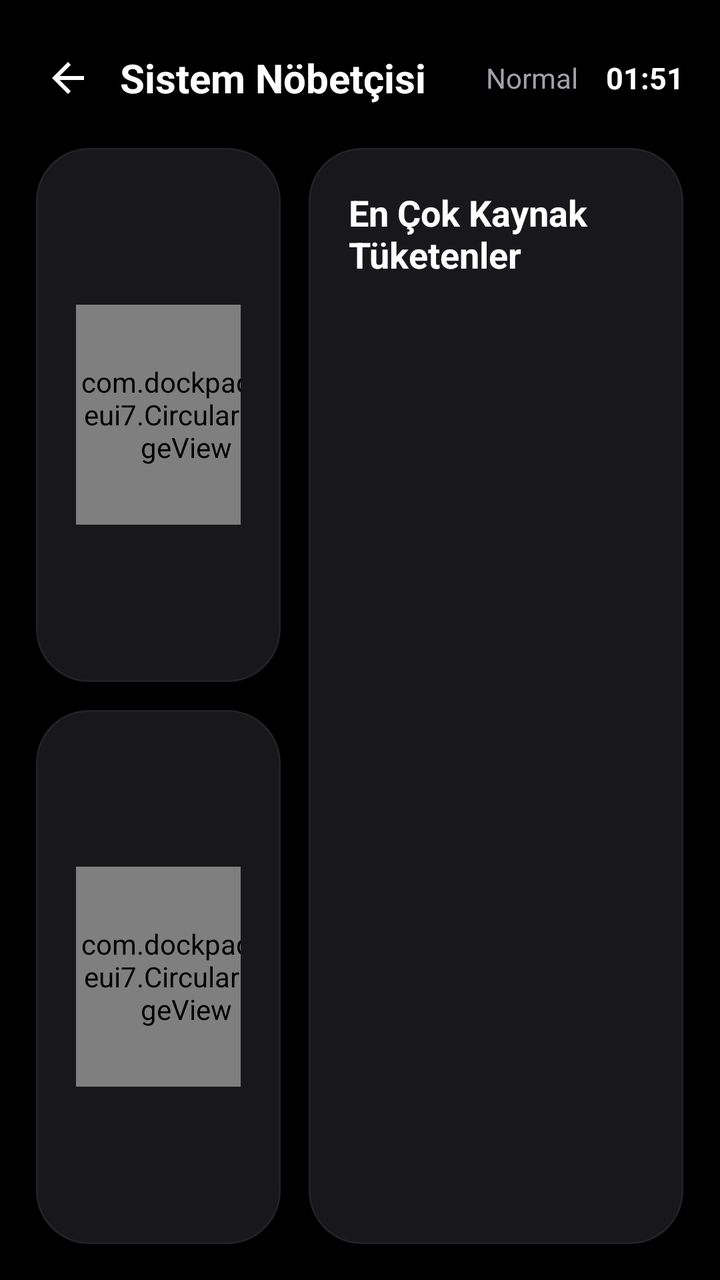
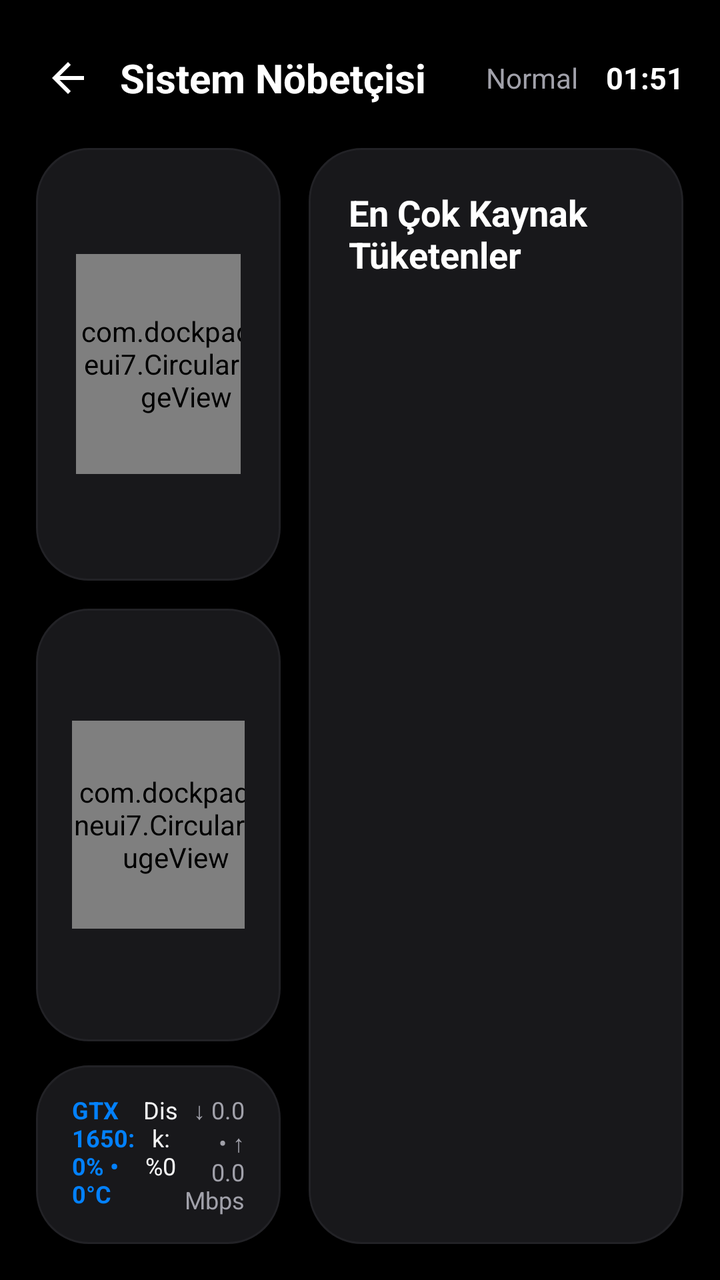

The first picture is an Android layout as it rendered before a commit; the second is the same layout after the commit. The layout source and the unified diff follow.
<!-- AndroidManifest.xml: application theme Theme.DockPad.OneUI7 -->
<!-- res/layout/screen_system_monitor.xml -->
<?xml version="1.0" encoding="utf-8"?>
<LinearLayout xmlns:android="http://schemas.android.com/apk/res/android"
    android:layout_width="match_parent"
    android:layout_height="match_parent"
    android:background="@color/bg_black"
    android:orientation="vertical"
    android:padding="18dp">

    
    <LinearLayout
        android:layout_width="match_parent"
        android:layout_height="42dp"
        android:gravity="center_vertical"
        android:orientation="horizontal">

        <ImageView
            android:id="@+id/btnSysMonBack"
            android:layout_width="32dp"
            android:layout_height="32dp"
            android:layout_marginEnd="10dp"
            android:padding="4dp"
            android:src="@drawable/ic_back" />

        <TextView
            android:layout_width="0dp"
            android:layout_height="wrap_content"
            android:layout_weight="1"
            android:text="@string/system_monitor_title"
            android:textColor="@color/text_primary"
            android:textSize="20sp"
            android:textStyle="bold" />

        <LinearLayout
            android:id="@+id/pillSysRamWarning"
            android:layout_width="wrap_content"
            android:layout_height="30dp"
            android:layout_marginEnd="12dp"
            android:background="@drawable/bg_pill_red_soft"
            android:gravity="center_vertical"
            android:orientation="horizontal"
            android:paddingHorizontal="12dp"
            android:visibility="gone">

            <ImageView
                android:layout_width="14dp"
                android:layout_height="14dp"
                android:layout_marginEnd="6dp"
                android:src="@drawable/ic_warning" />

            <TextView
                android:id="@+id/tvSysRamWarning"
                android:layout_width="wrap_content"
                android:layout_height="wrap_content"
                android:text="RAM %89"
                android:textColor="@color/alert_red"
                android:textSize="12sp"
                android:textStyle="bold" />
        </LinearLayout>

        <TextView
            android:id="@+id/tvSysStatusLabel"
            android:layout_width="wrap_content"
            android:layout_height="wrap_content"
            android:layout_marginEnd="14dp"
            android:text="Normal"
            android:textColor="@color/text_secondary"
            android:textSize="14sp" />

        <TextView
            android:id="@+id/tvSysClock"
            android:layout_width="wrap_content"
            android:layout_height="wrap_content"
            android:text="01:51"
            android:textColor="@color/text_primary"
            android:textSize="15sp"
            android:textStyle="bold" />
    </LinearLayout>

    
    <LinearLayout
        android:layout_width="match_parent"
        android:layout_height="0dp"
        android:layout_marginTop="14dp"
        android:layout_weight="1"
        android:orientation="horizontal">

        
        <LinearLayout
            android:layout_width="0dp"
            android:layout_height="match_parent"
            android:layout_marginEnd="14dp"
            android:layout_weight="0.85"
            android:orientation="vertical">

            
            <LinearLayout
                android:layout_width="match_parent"
                android:layout_height="0dp"
                android:layout_marginBottom="14dp"
                android:layout_weight="1"
                android:background="@drawable/bg_card_primary"
                android:gravity="center_vertical"
                android:orientation="horizontal"
                android:padding="20dp">

                <com.dockpad.oneui7.CircularGaugeView
                    android:id="@+id/gaugeCpu"
                    android:layout_width="110dp"
                    android:layout_height="110dp"
                    android:layout_marginEnd="20dp" />

                <LinearLayout
                    android:layout_width="0dp"
                    android:layout_height="wrap_content"
                    android:layout_weight="1"
                    android:orientation="vertical">

                    <TextView
                        android:id="@+id/tvSysCpuBig"
                        android:layout_width="wrap_content"
                        android:layout_height="wrap_content"
                        android:text="42%"
                        android:textColor="@color/text_primary"
                        android:textSize="32sp"
                        android:textStyle="bold" />

                    <TextView
                        android:layout_width="wrap_content"
                        android:layout_height="wrap_content"
                        android:text="CPU Kullanım"
                        android:textColor="@color/text_secondary"
                        android:textSize="14sp" />

                    <TextView
                        android:id="@+id/tvSysCpuSub"
                        android:layout_width="wrap_content"
                        android:layout_height="wrap_content"
                        android:layout_marginTop="6dp"
                        android:text="2.6 GHz • 6 Çekirdek"
                        android:textColor="@color/text_muted"
                        android:textSize="12sp" />
                </LinearLayout>
            </LinearLayout>

            
            <LinearLayout
                android:layout_width="match_parent"
                android:layout_height="0dp"
                android:layout_weight="1"
                android:background="@drawable/bg_card_primary"
                android:gravity="center_vertical"
                android:orientation="horizontal"
                android:padding="20dp">

                <com.dockpad.oneui7.CircularGaugeView
                    android:id="@+id/gaugeRam"
                    android:layout_width="110dp"
                    android:layout_height="110dp"
                    android:layout_marginEnd="20dp" />

                <LinearLayout
                    android:layout_width="0dp"
                    android:layout_height="wrap_content"
                    android:layout_weight="1"
                    android:orientation="vertical">

                    <TextView
                        android:id="@+id/tvSysRamBig"
                        android:layout_width="wrap_content"
                        android:layout_height="wrap_content"
                        android:text="54%"
                        android:textColor="@color/text_primary"
                        android:textSize="32sp"
                        android:textStyle="bold" />

                    <TextView
                        android:id="@+id/tvSysRamUsedTotal"
                        android:layout_width="wrap_content"
                        android:layout_height="wrap_content"
                        android:text="13.0 / 24.0 GB"
                        android:textColor="@color/text_primary_soft"
                        android:textSize="14sp" />

                    <TextView
                        android:id="@+id/tvSysRamAvail"
                        android:layout_width="wrap_content"
                        android:layout_height="wrap_content"
                        android:layout_marginTop="4dp"
                        android:text="Kullanılabilir: 11.0 GB"
                        android:textColor="@color/text_muted"
                        android:textSize="12sp" />
                </LinearLayout>
            </LinearLayout>
        </LinearLayout>

        
        <LinearLayout
            android:layout_width="0dp"
            android:layout_height="match_parent"
            android:layout_weight="1.3"
            android:background="@drawable/bg_card_primary"
            android:orientation="vertical"
            android:padding="20dp">

            <TextView
                android:layout_width="wrap_content"
                android:layout_height="wrap_content"
                android:layout_marginBottom="12dp"
                android:text="@string/top_consumers"
                android:textColor="@color/text_primary"
                android:textSize="18sp"
                android:textStyle="bold" />

            <androidx.recyclerview.widget.RecyclerView
                android:id="@+id/rvTopProcesses"
                android:layout_width="match_parent"
                android:layout_height="0dp"
                android:layout_weight="1" />
        </LinearLayout>
    </LinearLayout>
</LinearLayout>
<!-- resources referenced by this layout -->
<resources>
  <color name="alert_red">#FF453A</color>
  <color name="bg_black">#000000</color>
  <color name="text_muted">#71717A</color>
  <color name="text_primary">#FFFFFF</color>
  <color name="text_primary_soft">#F4F4F5</color>
  <color name="text_secondary">#A1A1AA</color>
  <!-- drawable bg_card_primary (drawable) -->
  <?xml version="1.0" encoding="utf-8"?>
  <shape xmlns:android="http://schemas.android.com/apk/res/android"
      android:shape="rectangle">
      <solid android:color="@color/surface_card" />
      <corners android:radius="26dp" />
      <stroke
          android:width="1dp"
          android:color="#222226" />
  </shape>
  <!-- drawable bg_pill_red_soft (drawable) -->
  <?xml version="1.0" encoding="utf-8"?>
  <shape xmlns:android="http://schemas.android.com/apk/res/android"
      android:shape="rectangle">
      <solid android:color="@color/alert_red_bg" />
      <corners android:radius="100dp" />
      <stroke
          android:width="1dp"
          android:color="#4D3032" />
  </shape>
  <!-- drawable ic_back (drawable) -->
  <vector xmlns:android="http://schemas.android.com/apk/res/android"
      android:width="24dp"
      android:height="24dp"
      android:viewportWidth="24"
      android:viewportHeight="24">
      <path
          android:fillColor="#FFFFFF"
          android:pathData="M20,11H7.83l5.59,-5.59L12,4l-8,8l8,8l1.41,-1.41L7.83,13H20v-2z" />
  </vector>
  <!-- drawable ic_warning (drawable) -->
  <vector xmlns:android="http://schemas.android.com/apk/res/android"
      android:width="24dp"
      android:height="24dp"
      android:viewportWidth="24"
      android:viewportHeight="24">
      <path
          android:fillColor="#FF453A"
          android:pathData="M1,21h22L12,2L1,21zM13,18h-2v-2h2V18zM13,14h-2v-4h2V14z" />
  </vector>
  <string name="system_monitor_title">Sistem Nöbetçisi</string>
  <string name="top_consumers">En Çok Kaynak Tüketenler</string>
  <style name="Theme.DockPad.OneUI7" parent="Theme.AppCompat.NoActionBar">
          <item name="android:windowBackground">@color/bg_black</item>
          <item name="colorPrimary">@color/samsung_blue</item>
          <item name="colorPrimaryDark">@color/bg_black</item>
          <item name="colorAccent">@color/samsung_blue</item>
          <item name="android:textColorPrimary">@color/text_primary</item>
          <item name="android:textColorSecondary">@color/text_secondary</item>
          <item name="android:windowFullscreen">true</item>
      </style>
  <color name="surface_card">#18181B</color>
  <color name="alert_red_bg">#2C1618</color>
  <color name="samsung_blue">#0381FE</color>
</resources>

<!-- the commit's change to res/layout/screen_system_monitor.xml (unified diff, before → after) -->
@@ -146,17 +146,18 @@
             <LinearLayout
                 android:layout_width="match_parent"
                 android:layout_height="0dp"
+                android:layout_marginBottom="12dp"
                 android:layout_weight="1"
                 android:background="@drawable/bg_card_primary"
                 android:gravity="center_vertical"
                 android:orientation="horizontal"
-                android:padding="20dp">
+                android:padding="18dp">
 
                 <com.dockpad.oneui7.CircularGaugeView
                     android:id="@+id/gaugeRam"
-                    android:layout_width="110dp"
-                    android:layout_height="110dp"
-                    android:layout_marginEnd="20dp" />
+                    android:layout_width="104dp"
+                    android:layout_height="104dp"
+                    android:layout_marginEnd="18dp" />
 
                 <LinearLayout
                     android:layout_width="0dp"
@@ -170,7 +171,7 @@
                         android:layout_height="wrap_content"
                         android:text="54%"
                         android:textColor="@color/text_primary"
-                        android:textSize="32sp"
+                        android:textSize="30sp"
                         android:textStyle="bold" />
 
                     <TextView
@@ -190,6 +191,46 @@
                         android:textColor="@color/text_muted"
                         android:textSize="12sp" />
                 </LinearLayout>
+            </LinearLayout>
+
+            
+            <LinearLayout
+                android:layout_width="match_parent"
+                android:layout_height="wrap_content"
+                android:background="@drawable/bg_card_primary"
+                android:orientation="horizontal"
+                android:paddingHorizontal="18dp"
+                android:paddingVertical="14dp">
+
+                <TextView
+                    android:id="@+id/tvSysGpu"
+                    android:layout_width="0dp"
+                    android:layout_height="wrap_content"
+                    android:layout_weight="1.2"
+                    android:text="GTX 1650: 0% • 0°C"
+                    android:textColor="@color/samsung_blue"
+                    android:textSize="12sp"
+                    android:textStyle="bold" />
+
+                <TextView
+                    android:id="@+id/tvSysDisk"
+                    android:layout_width="0dp"
+                    android:layout_height="wrap_content"
+                    android:layout_weight="0.7"
+                    android:gravity="center"
+                    android:text="Disk: %0"
+                    android:textColor="@color/text_primary_soft"
+                    android:textSize="12sp" />
+
+                <TextView
+                    android:id="@+id/tvSysNet"
+                    android:layout_width="0dp"
+                    android:layout_height="wrap_content"
+                    android:layout_weight="1.1"
+                    android:gravity="end"
+                    android:text="↓ 0.0 • ↑ 0.0 Mbps"
+                    android:textColor="@color/text_secondary"
+                    android:textSize="12sp" />
             </LinearLayout>
         </LinearLayout>
 
